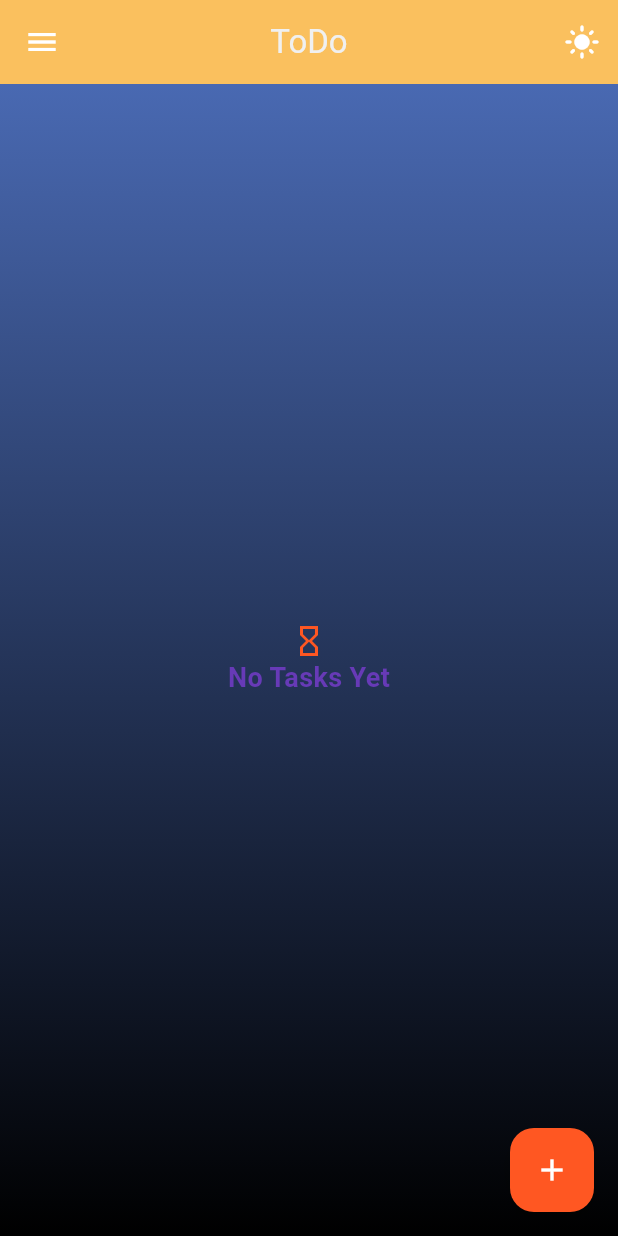
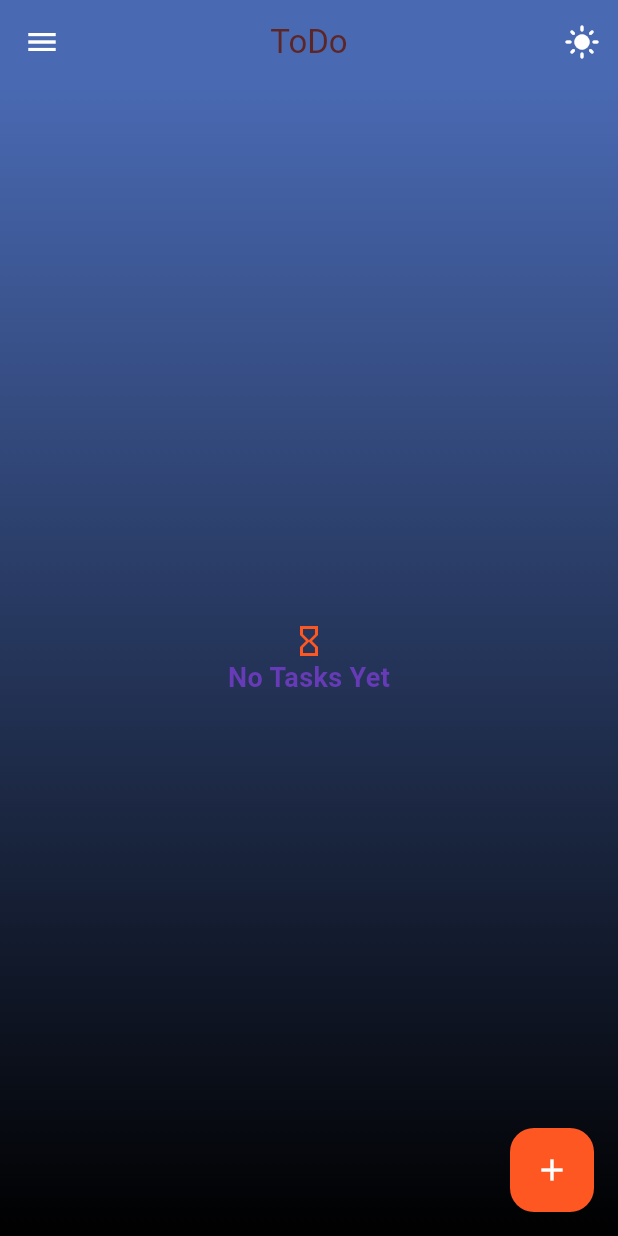
Before and after one commit to devhasanalhamed/todo, a Flutter app: the screen it shows after launch, on a phone screen of 412 x 824 dp. Run offline on Flutter 3.47's test engine with Material 2 defaults, Android fonts, the phone set to English and light mode, and no system bars; our stand-ins replace animated_splash_screen, conditional_builder_null_safety, easy_localization, flutter_bloc, page_transition, shared_preferences and 1 more; accounts and stored records are empty.

Commit message:
Update theme_data_dark.dart

```diff
--- a/lib/core/global/theme/theme_data/theme_data_dark.dart
+++ b/lib/core/global/theme/theme_data/theme_data_dark.dart
@@ -1,19 +1,19 @@
 import 'package:flutter/material.dart';
 import 'package:flutter/services.dart';
-import 'package:todo/core/global/theme/app_colors/app_colors_light.dart';
+import 'package:todo/core/global/theme/app_colors/app_colors_dark.dart';
 
 ThemeData get getThemeDataDark => ThemeData(
       useMaterial3: true,
-      // primarySwatch: AppColorsLight.primaryColor,
+      // primarySwatch: AppColorsDark.primaryColor,
       colorScheme: const ColorScheme.light(
-        primary: AppColorsLight.primaryColor,
+        primary: AppColorsDark.primaryColor,
       ),
       //SCAFFOLD THEME
       scaffoldBackgroundColor: const Color.fromARGB(255, 32, 7, 99),
       //APP BAR THEME
       appBarTheme: const AppBarTheme(
-        foregroundColor: AppColorsLight.appBarForegroundColor,
-        backgroundColor: AppColorsLight.appBarBackgroundColor,
+        foregroundColor: AppColorsDark.appBarForegroundColor,
+        backgroundColor: AppColorsDark.appBarBackgroundColor,
         elevation: 0,
         centerTitle: true,
         systemOverlayStyle: SystemUiOverlayStyle(
@@ -43,7 +43,7 @@ ThemeData get getThemeDataDark => ThemeData(
       ),
       //CARD THEME
       cardTheme: const CardTheme(
-        color: AppColorsLight.cardBackgroundColor,
+        color: AppColorsDark.cardBackgroundColor,
         elevation: 15.0,
         shape: RoundedRectangleBorder(
           borderRadius: BorderRadiusDirectional.all(
```
